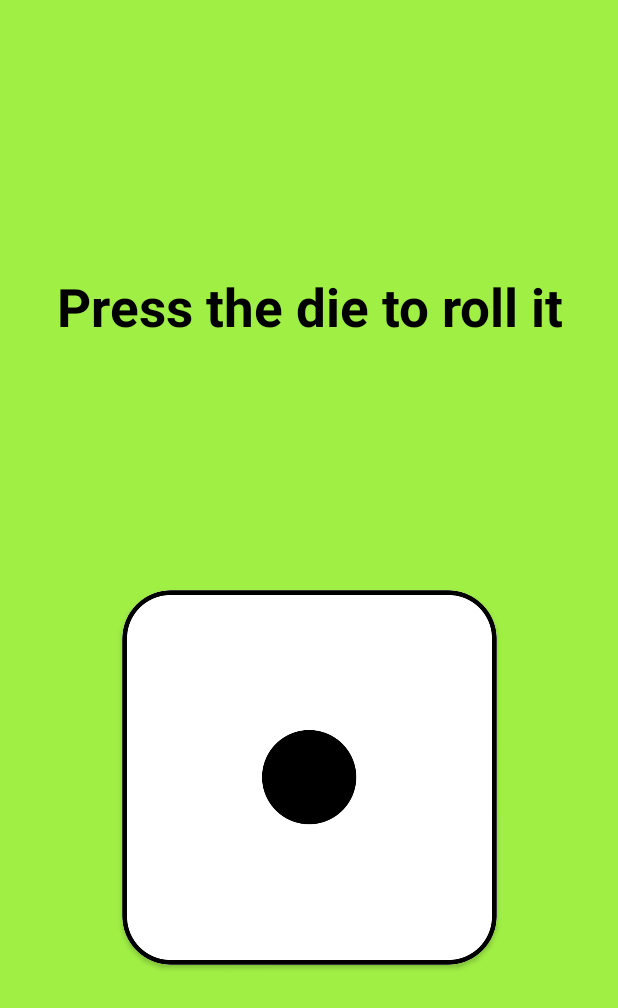
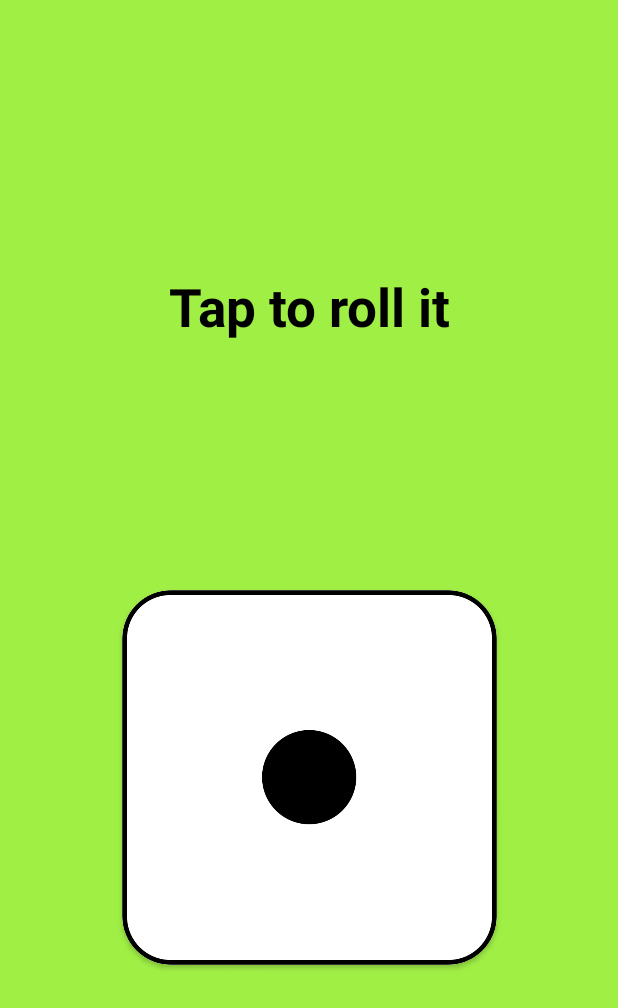
Before and after one commit to joseSanmiguel/Dice, an Android app: the screen it shows after launch (MainActivity), on a phone screen of 412 x 824 dp. Shown: the top 1008 px of the screen. Run offline under Robolectric (Android 15) with nearby library versions, the phone set to English and light mode, and no system bars.

Commit message:
updated some code and words

```diff
--- a/app/src/main/java/com/sanmiguel/dicerolling/Dice.kt
+++ b/app/src/main/java/com/sanmiguel/dicerolling/Dice.kt
@@ -9,8 +9,7 @@ class Die (val dieSides: Int){
             3-> R.drawable.number_3
             4-> R.drawable.number_4
             5-> R.drawable.number_5
-            6-> R.drawable.number_6
-            else -> R.drawable.number_1
+            else -> R.drawable.number_6
         }
         return lados
     }
--- a/app/src/main/res/layout/activity_main.xml
+++ b/app/src/main/res/layout/activity_main.xml
@@ -12,7 +12,7 @@
         android:id="@+id/tvDescription"
         android:layout_width="match_parent"
         android:layout_height="wrap_content"
-        android:text="@string/press_the_die_to_roll_it"
+        android:text="@string/tap_to_roll_it"
         android:textStyle="bold"
         android:textColor="@color/black"
         android:textSize="35sp"
--- a/app/src/main/res/values/strings.xml
+++ b/app/src/main/res/values/strings.xml
@@ -1,4 +1,4 @@
 <resources>
     <string name="app_name">DiceRolling</string>
-    <string name="press_the_die_to_roll_it">Press the die to roll it</string>
+    <string name="tap_to_roll_it">Tap to roll it</string>
 </resources>
```
